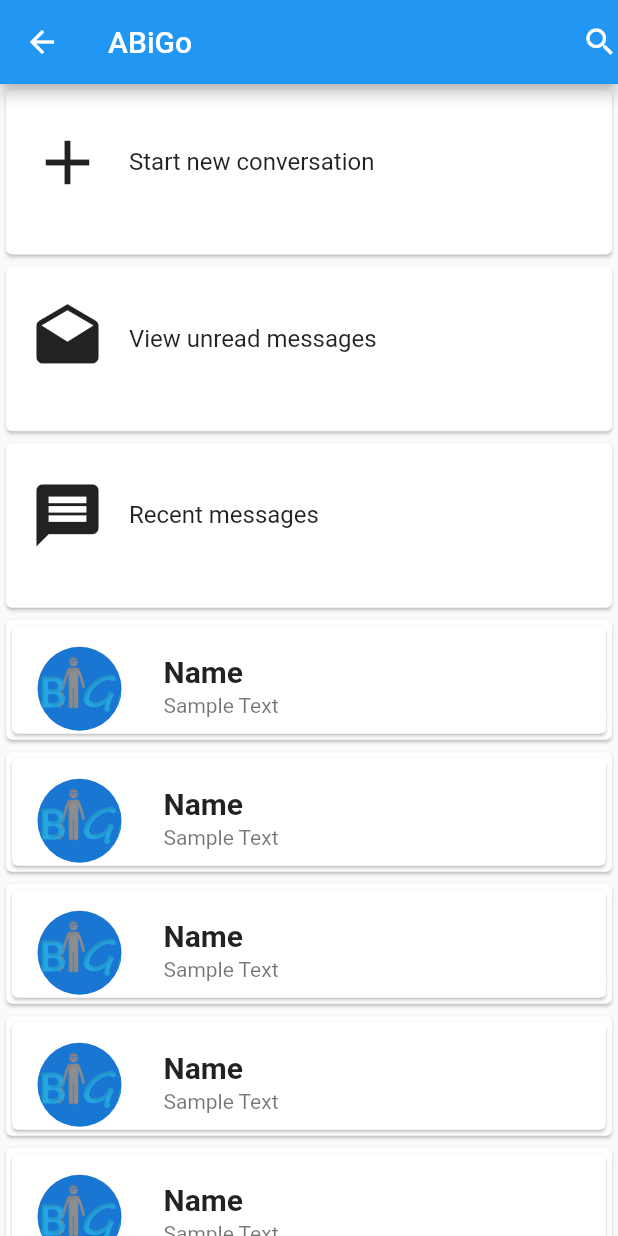
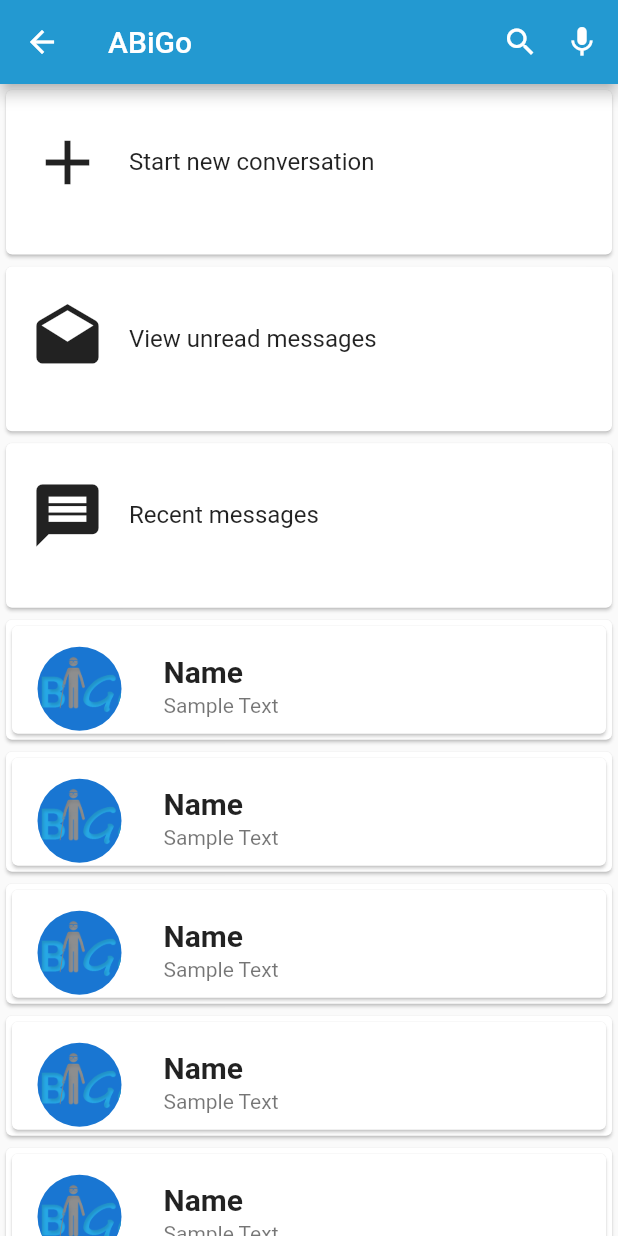
Before and after one commit to PrabhaniN/ABiGo, a Flutter app: the VoiceChatList screen opened directly, on a phone screen of 412 x 824 dp. Run offline on Flutter 3.47's test engine with Material 2 defaults, Android fonts, the light colour scheme and no system bars; our stand-ins replace bloc, cloud_firestore, firebase_auth, flutter_tts, google_sign_in, shared_preferences; missing offline and left inert: speech_recognition; accounts and stored records are empty.

Commit message:
Navigation Updated

```diff
--- a/abigo_mobile/lib/screens/voice/voice_chat/voice_chat_list/voice_chat_list.dart
+++ b/abigo_mobile/lib/screens/voice/voice_chat/voice_chat_list/voice_chat_list.dart
@@ -15,8 +15,18 @@ class VoiceChatListState extends State<VoiceChatList> {
           title: Text(
             'ABiGo',
           ),
+          backgroundColor: Color.fromRGBO(35, 153, 209, 1),
           actions: <Widget>[
-          Icon(Icons.search)
+            Icon(Icons.search),
+            Padding(
+              padding: EdgeInsets.only(left: 5.0),
+            ),
+            IconButton(
+              icon: Icon(Icons.mic),
+              onPressed: () {
+                Navigator.pop(context);
+              },
+            )
           ],
         ),
         // body: GridView.count(
@@ -82,7 +92,7 @@ class VoiceChatListState extends State<VoiceChatList> {
             SliverGrid(
               gridDelegate: SliverGridDelegateWithFixedCrossAxisCount(
                 crossAxisCount: 1,
-              childAspectRatio: 7.0/2.0,
+                childAspectRatio: 7.0 / 2.0,
               ),
               delegate: SliverChildListDelegate([
                 Card(
@@ -153,18 +163,15 @@ class VoiceChatListState extends State<VoiceChatList> {
             // ]),
             // ),
             SliverList(
-            delegate: SliverChildBuilderDelegate(
-              (BuildContext context, int index) {
+              delegate:
+                  SliverChildBuilderDelegate((BuildContext context, int index) {
                 return Card(
                   child: _buildCard(),
                 );
-              },
-              childCount: 10
-            ),
+              }, childCount: 10),
             )
           ],
-      )
-    );
+        ));
   }
 
   Widget _buildStack() => Stack(
@@ -181,7 +188,8 @@ class VoiceChatListState extends State<VoiceChatList> {
         child: Card(
           child: ListTile(
             onTap: () {
-          Navigator.push(context, MaterialPageRoute(builder: (context) => VoiceChatScreen()));
+              Navigator.push(context,
+                  MaterialPageRoute(builder: (context) => VoiceChatScreen()));
             },
             title: Text(
               'Name',
```
Also changed, not shown: abigo_mobile/lib/screens/text/text_chats/text_chats_list/text_chats_list.dart (+7 -0 lines). Lines whose indentation alone changed are shown as unchanged.
